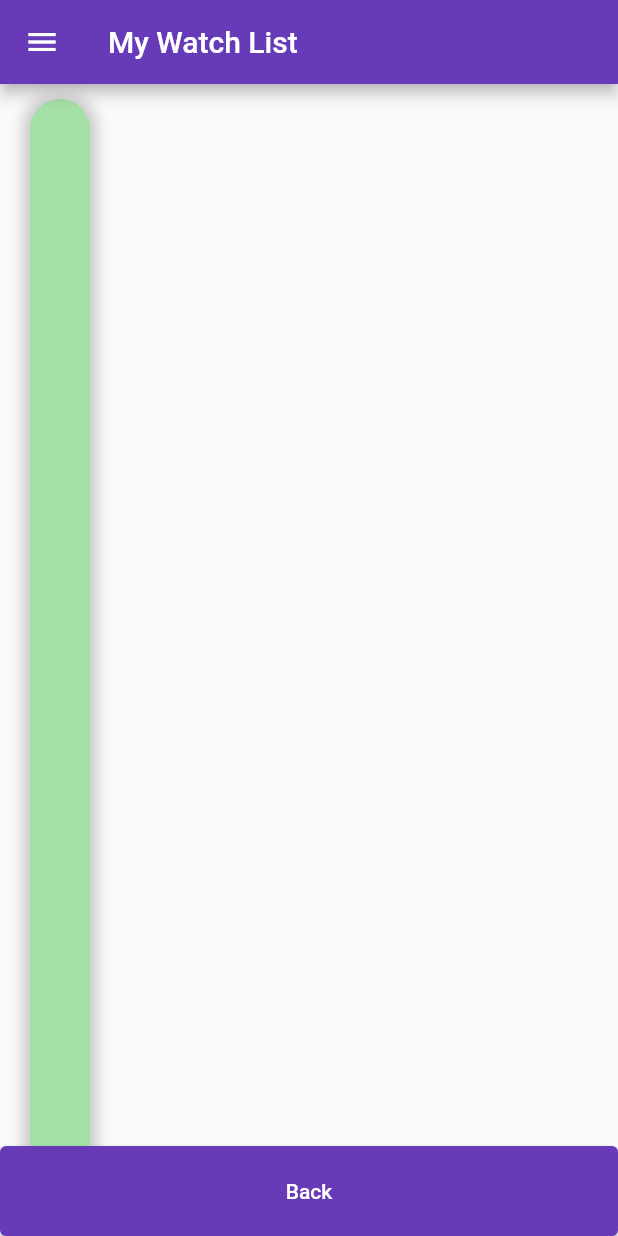
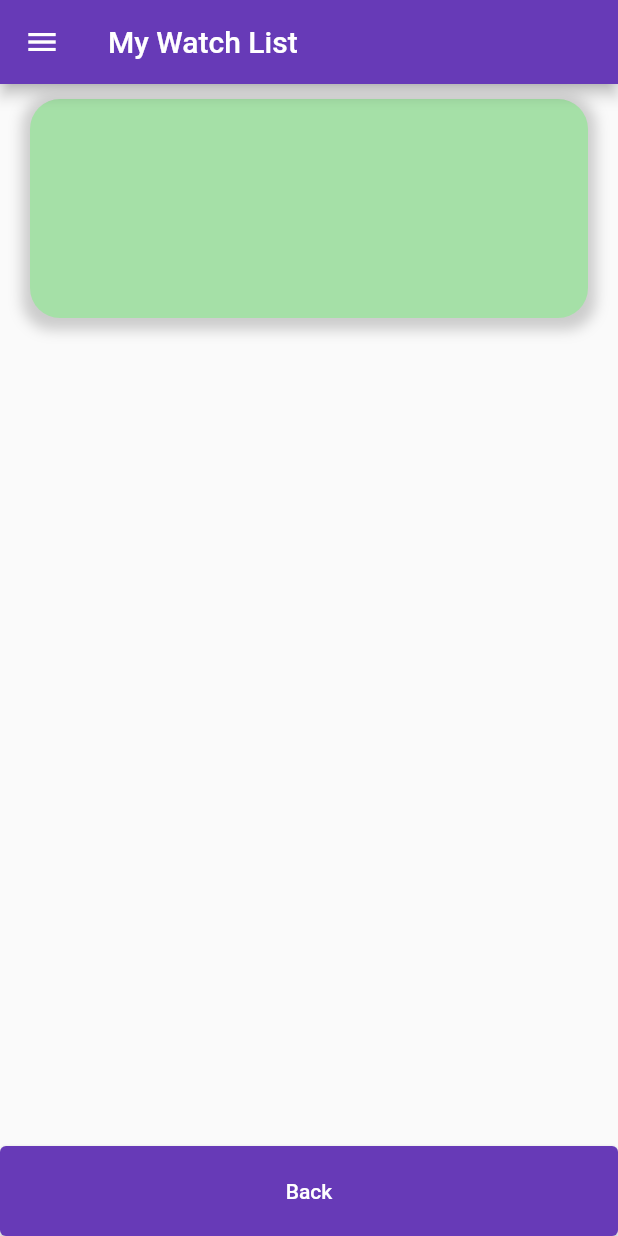
Before and after one commit to JelajahIndonesiaA07/JelajahIndonesiaMobile, a Flutter app: the kulinerDetail screen opened directly with empty values, on a phone screen of 412 x 824 dp. Run offline on Flutter 3.47's test engine with Material 2 defaults, Android fonts, the phone set to English and light mode, and no system bars; our stand-ins replace google_fonts.

Commit message:
update minor fixes on pages

```diff
--- a/lib/kuliner/pages/kulinerpage.dart
+++ b/lib/kuliner/pages/kulinerpage.dart
@@ -117,7 +117,8 @@ class kulinerDetail extends StatelessWidget {
                   ),
 
                   child: Column(
-                    crossAxisAlignment: CrossAxisAlignment.start,
+                    crossAxisAlignment: CrossAxisAlignment.stretch,
+                    mainAxisSize: MainAxisSize.min,
                     children: [
 
                       Text(
```
